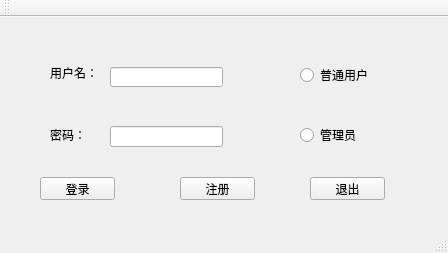
First picture: the form in ManageSystem/mainwindow.ui, repository skyformat99/ManagerSystem, before the edit.
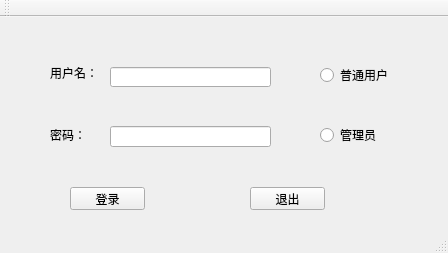
Second picture: the form after the edit.

```diff
--- a/ManageSystem/mainwindow.ui
+++ b/ManageSystem/mainwindow.ui
@@ -17,27 +17,14 @@
    <widget class="QPushButton" name="loginBtm">
     <property name="geometry">
      <rect>
-      <x>40</x>
-      <y>160</y>
+      <x>250</x>
+      <y>170</y>
       <width>75</width>
       <height>23</height>
      </rect>
     </property>
     <property name="text">
-     <string>登录</string>
-    </property>
-   </widget>
-   <widget class="QPushButton" name="registerBtm">
-    <property name="geometry">
-     <rect>
-      <x>180</x>
-      <y>160</y>
-      <width>75</width>
-      <height>23</height>
-     </rect>
-    </property>
-    <property name="text">
-     <string>注册</string>
+     <string>退出</string>
     </property>
    </widget>
    <widget class="QLabel" name="nameLabel">
@@ -71,7 +58,7 @@
      <rect>
       <x>110</x>
       <y>50</y>
-      <width>113</width>
+      <width>161</width>
       <height>20</height>
      </rect>
     </property>
@@ -81,7 +68,7 @@
      <rect>
       <x>110</x>
       <y>109</y>
-      <width>113</width>
+      <width>161</width>
       <height>21</height>
      </rect>
     </property>
@@ -89,7 +76,7 @@
    <widget class="QRadioButton" name="CommRaBt">
     <property name="geometry">
      <rect>
-      <x>300</x>
+      <x>320</x>
       <y>50</y>
       <width>89</width>
       <height>16</height>
@@ -102,7 +89,7 @@
    <widget class="QRadioButton" name="ManaRaBt">
     <property name="geometry">
      <rect>
-      <x>300</x>
+      <x>320</x>
       <y>110</y>
       <width>89</width>
       <height>16</height>
@@ -115,14 +102,14 @@
    <widget class="QPushButton" name="exitBtn">
     <property name="geometry">
      <rect>
-      <x>310</x>
-      <y>160</y>
+      <x>70</x>
+      <y>170</y>
       <width>75</width>
       <height>23</height>
      </rect>
     </property>
     <property name="text">
-     <string>退出</string>
+     <string>登录</string>
     </property>
    </widget>
   </widget>
```
Left out of the diff: 6 changed lines with no effect on the pictures.
